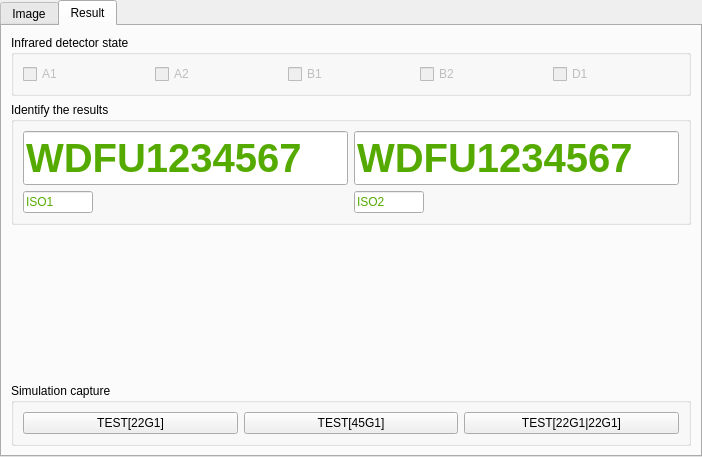
519984307/Container_20191221, file MainUI/datawidget.ui: the form before one commit.
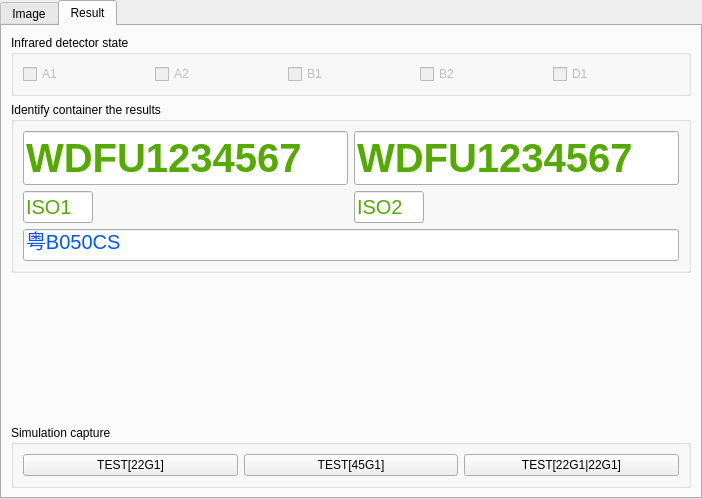
The form after the commit. The open tabs and pages were chosen to show the change.

Diff of the .ui file:
```diff
--- a/MainUI/datawidget.ui
+++ b/MainUI/datawidget.ui
@@ -7,7 +7,7 @@
     <x>0</x>
     <y>0</y>
     <width>702</width>
-    <height>457</height>
+    <height>499</height>
    </rect>
   </property>
   <property name="windowTitle">
@@ -29,7 +29,7 @@
    <property name="spacing">
     <number>0</number>
    </property>
-   <item row="0" column="1">
+   <item row="0" column="0">
     <widget class="QTabWidget" name="tabWidget">
      <property name="currentIndex">
       <number>0</number>
@@ -435,7 +435,7 @@
           </sizepolicy>
          </property>
          <property name="title">
-          <string>Identify the results</string>
+          <string>Identify container the results</string>
          </property>
          <layout class="QGridLayout" name="gridLayout_7">
           <item row="1" column="1">
@@ -519,6 +519,72 @@
             </property>
            </widget>
           </item>
+          <item row="1" column="0">
+           <widget class="QLineEdit" name="lineEdit_2">
+            <property name="maximumSize">
+             <size>
+              <width>70</width>
+              <height>16777215</height>
+             </size>
+            </property>
+            <property name="font">
+             <font>
+              <pointsize>15</pointsize>
+             </font>
+            </property>
+            <property name="styleSheet">
+             <string notr="true">color: rgb(85, 170, 0);</string>
+            </property>
+            <property name="text">
+             <string>ISO1</string>
+            </property>
+            <property name="readOnly">
+             <bool>true</bool>
+            </property>
+           </widget>
+          </item>
+          <item row="1" column="1">
+           <widget class="QLineEdit" name="lineEdit_4">
+            <property name="maximumSize">
+             <size>
+              <width>70</width>
+              <height>16777215</height>
+             </size>
+            </property>
+            <property name="font">
+             <font>
+              <pointsize>15</pointsize>
+             </font>
+            </property>
+            <property name="styleSheet">
+             <string notr="true">color: rgb(85, 170, 0);</string>
+            </property>
+            <property name="text">
+             <string>ISO2</string>
+            </property>
+            <property name="readOnly">
+             <bool>true</bool>
+            </property>
+           </widget>
+          </item>
+          <item row="2" column="0" colspan="2">
+           <widget class="QLineEdit" name="lineEdit_5">
+            <property name="font">
+             <font>
+              <pointsize>15</pointsize>
+             </font>
+            </property>
+            <property name="styleSheet">
+             <string notr="true">color: rgb(0, 85, 255);</string>
+            </property>
+            <property name="text">
+             <string>粤B050CS</string>
+            </property>
+            <property name="readOnly">
+             <bool>true</bool>
+            </property>
+           </widget>
+          </item>
          </layout>
         </widget>
        </item>
@@ -529,8 +595,8 @@
          </property>
          <property name="sizeHint" stdset="0">
           <size>
-           <width>20</width>
-           <height>98</height>
+           <width>28</width>
+           <height>70</height>
           </size>
          </property>
         </spacer>
```
Left out of the diff: 38 changed lines with no effect on the pictures.
